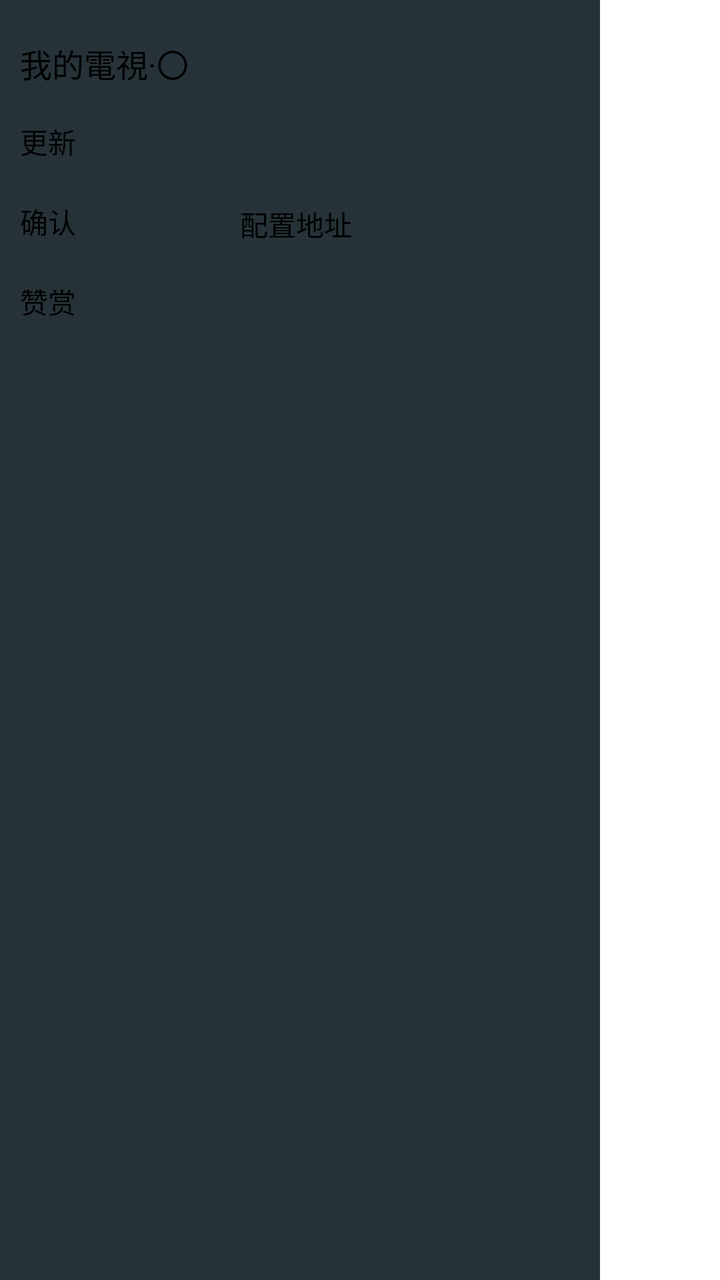
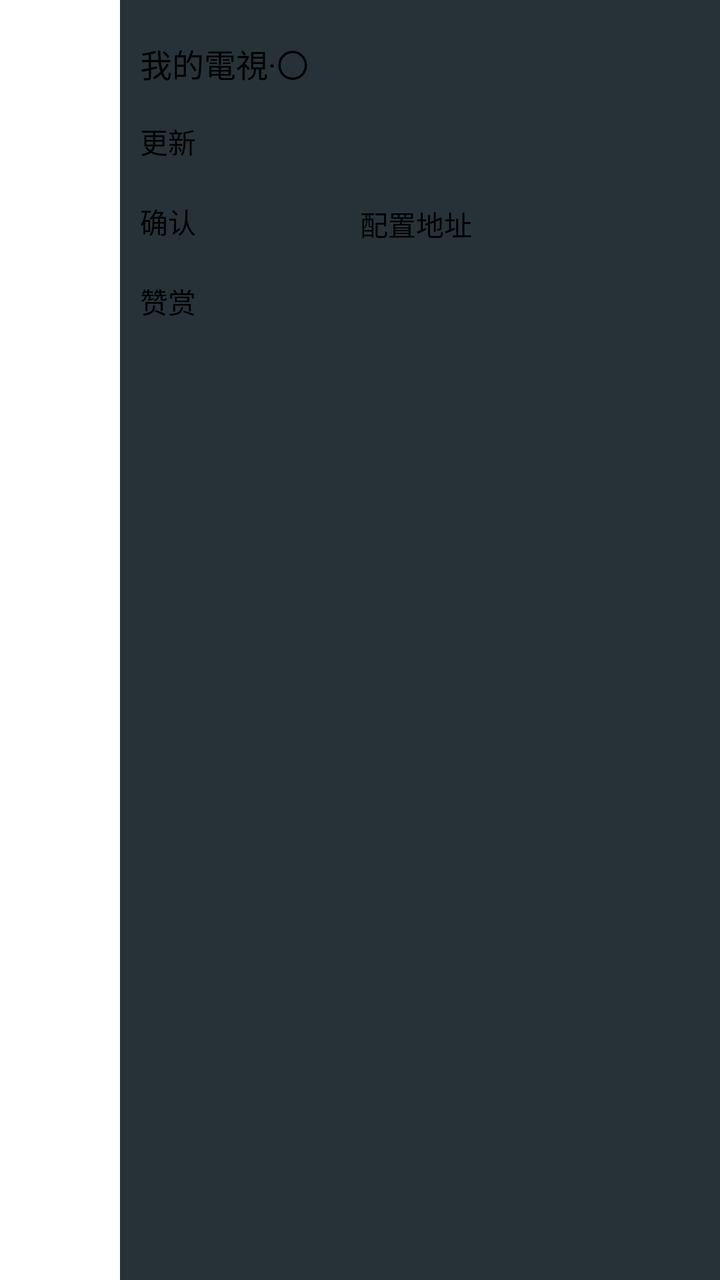

Two renders of the same Android screen: before a commit and after it. Below are the layout's source before the change and the commit's diff.
<!-- AndroidManifest.xml: application theme Theme.MyTV0 -->
<!-- res/layout/setting.xml -->
<?xml version="1.0" encoding="utf-8"?>
<LinearLayout xmlns:android="http://schemas.android.com/apk/res/android"
    android:id="@+id/setting"
    android:layout_width="wrap_content"
    android:layout_height="match_parent"
    android:layout_gravity="end"
    >
    <LinearLayout
        android:layout_width="300dp"
        android:layout_height="match_parent"
        android:orientation="vertical"
        android:paddingTop="20dp"
        android:paddingLeft="10dp"
        android:paddingRight="10dp"
        android:background="#FF263238"
        >
        <TextView
            android:layout_width="wrap_content"
            android:layout_height="wrap_content"
            android:text="@string/app_name"
            android:textSize="16sp" />
        <TextView
            android:id="@+id/version"
            android:layout_width="wrap_content"
            android:layout_height="wrap_content"
            android:layout_marginTop="10dp"
            android:text=""
            />
        <LinearLayout
            android:layout_width="300dp"
            android:layout_height="wrap_content"
            android:orientation="horizontal"
            >
            <Button
                android:id="@+id/check_version"
                android:layout_width="100dp"
                android:layout_height="40dp"
                android:layout_marginEnd="10dp"
                android:textSize="14sp"
                android:text="@string/check_version"
                />
            <TextView
                android:id="@+id/version_name"
                android:text=""
                android:textSize="14sp"
                android:layout_width="wrap_content"
                android:layout_height="wrap_content" />
            <ProgressBar
                android:visibility="gone"
                android:layout_width="wrap_content"
                android:layout_height="wrap_content"
                />
        </LinearLayout>
        <LinearLayout
            android:layout_width="match_parent"
            android:layout_height="wrap_content"
            android:orientation="horizontal">
            <Button
                android:id="@+id/confirm_button"
                android:layout_width="100dp"
                android:layout_height="40dp"
                android:layout_marginEnd="10dp"
                android:textSize="14sp"
                android:text="@string/confirm" />
            <EditText
                android:id="@+id/my_edit_text"
                android:layout_width="200dp"
                android:layout_height="wrap_content"
                android:textSize="14sp"
                android:autofillHints=""
                android:hint="@string/channels"
                android:scrollbars="vertical"
                android:inputType="textMultiLine" />
        </LinearLayout>
        <Button
            android:id="@+id/appreciate"
            android:layout_width="100dp"
            android:layout_height="40dp"
            android:layout_marginEnd="10dp"
            android:text="@string/appreciate"
            android:textSize="14sp"
            />
        <Switch
            android:id="@+id/switch_channel_reversal"
            android:text="@string/title_channel_reversal"
            android:layout_marginTop="5dp"
            android:layout_width="match_parent"
            android:layout_height="wrap_content" />
        <Switch
            android:id="@+id/switch_channel_num"
            android:text="@string/title_channel_num"
            android:layout_marginTop="5dp"
            android:layout_width="match_parent"
            android:layout_height="wrap_content" />
        <Switch
            android:id="@+id/switch_boot_startup"
            android:text="@string/title_boot_startup"
            android:layout_marginTop="5dp"
            android:layout_width="match_parent"
            android:layout_height="wrap_content" />
        <Switch
            android:id="@+id/switch_repeat_info"
            android:text="@string/title_repeat_info"
            android:layout_marginTop="5dp"
            android:layout_width="match_parent"
            android:layout_height="wrap_content" />
    </LinearLayout>
</LinearLayout>
<!-- resources referenced by this layout -->
<resources>
  <string name="app_name">我的電視·〇</string>
  <string name="appreciate">赞赏</string>
  <string name="channels">配置地址</string>
  <string name="check_version">更新</string>
  <string name="confirm">确认</string>
  <string name="title_boot_startup">开机自启</string>
  <string name="title_channel_num">数字选台</string>
  <string name="title_channel_reversal">换台反转</string>
  <string name="title_repeat_info">循环播放时显示信息</string>
  <style name="Theme.MyTV0" parent="@style/Theme.Leanback" />
</resources>

<!-- the commit's change to res/layout/setting.xml (unified diff, before → after) -->
@@ -1,10 +1,14 @@
 <?xml version="1.0" encoding="utf-8"?>
 <LinearLayout xmlns:android="http://schemas.android.com/apk/res/android"
     android:id="@+id/setting"
-    android:layout_width="wrap_content"
+    android:layout_width="match_parent"
     android:layout_height="match_parent"
-    android:layout_gravity="end"
+    android:gravity="end"
+    android:background="@android:color/transparent"
+    android:clickable="true"
+    android:focusable="false"
     >
+
     <LinearLayout
         android:layout_width="300dp"
         android:layout_height="match_parent"
